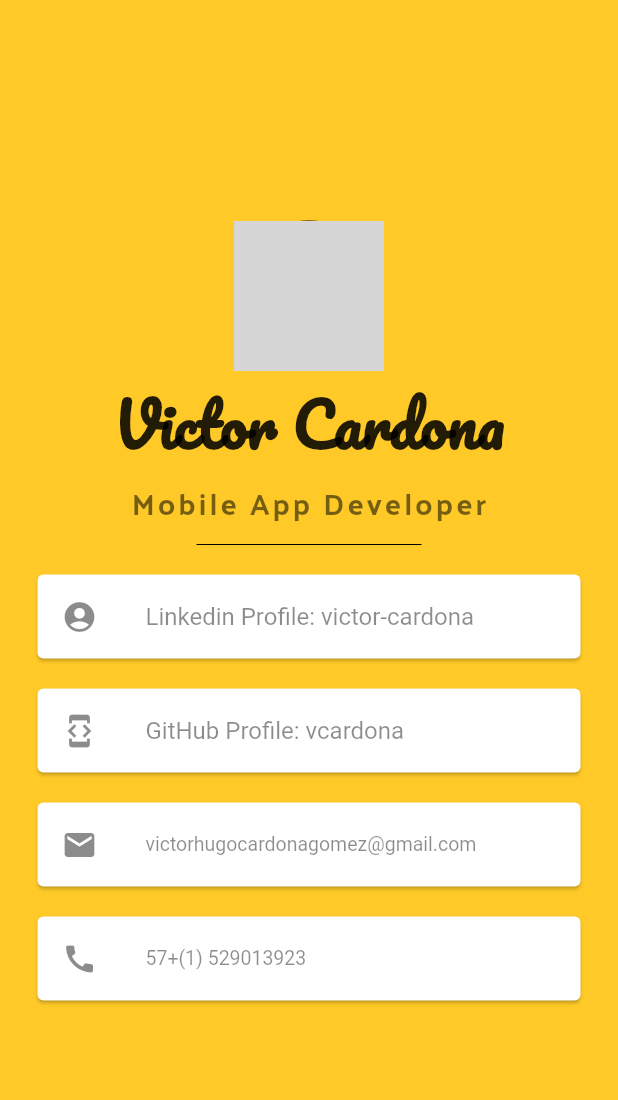
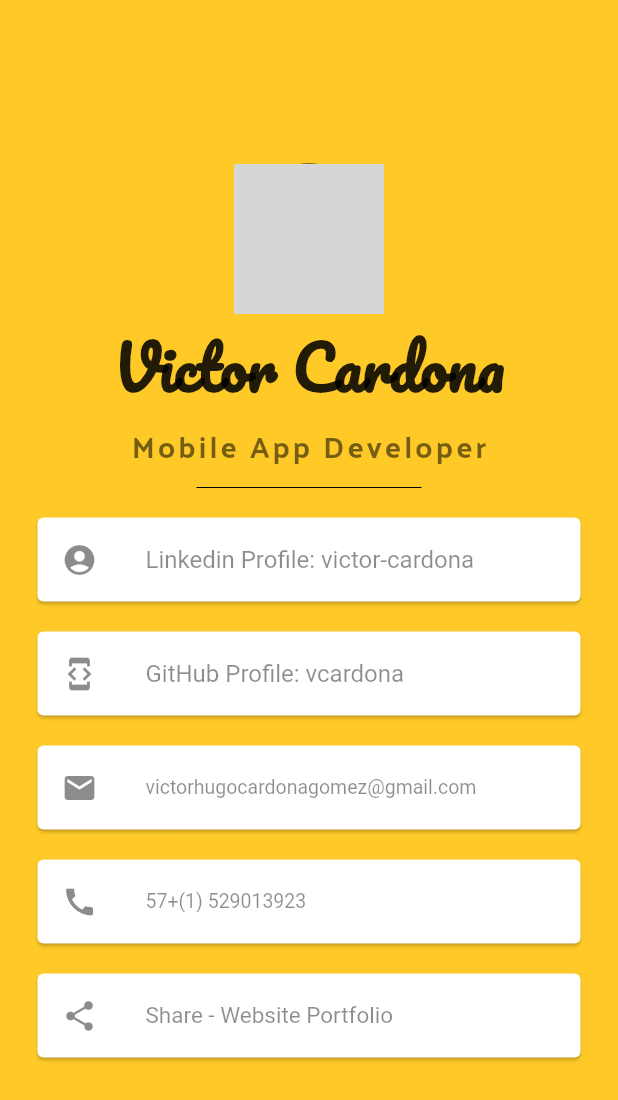
Before and after one commit to vcardona/MyCard, a Flutter app: the screen it shows after launch, on a phone screen of 412 x 824 dp. Shown: the top 1100 px of the screen. Run offline on Flutter 3.47's test engine with Material 2 defaults, Android fonts, the phone set to English and light mode, and no system bars; our stand-ins replace share; network calls fail; grey boxes are pictures that could not be loaded.

Commit message:
Add share option

```diff
--- a/lib/main.dart
+++ b/lib/main.dart
@@ -1,6 +1,6 @@
 import 'package:flutter/material.dart';
 import 'package:url_launcher/url_launcher.dart';
-import 'dart:io';
+import 'package:share/share.dart';
 
 void main() {
   runApp(MyApp());
@@ -127,6 +127,27 @@ class MyApp extends StatelessWidget {
                   ),
                 ),
               ),
+              InkWell(
+                onTap: () {
+                  print("Se presiono el boton");
+                  Share.share('check out my website https://example.com');
+                  // _makeCall();
+                },
+                child: Card(
+                  color: Colors.white,
+                  margin:
+                      EdgeInsets.symmetric(vertical: 10.0, horizontal: 25.0),
+                  child: ListTile(
+                    leading: Icon(
+                      Icons.share,
+                    ),
+                    title: Text(
+                      'Share - Website Portfolio ',
+                      style: TextStyle(color: Colors.black45, fontSize: 15.0),
+                    ),
+                  ),
+                ),
+              ),
             ], // Widget
           ), //Column
         ), //SafeArea
--- a/pubspec.yaml
+++ b/pubspec.yaml
@@ -17,10 +17,13 @@ dependencies:
     sdk: flutter
 
 
+
   # The following adds the Cupertino Icons font to your application.
   # Use with the CupertinoIcons class for iOS style icons.
   cupertino_icons: ^0.1.2
   url_launcher: ^4.0.3
+  share: ^0.6.1+1
+
 
 dev_dependencies:
   flutter_test:
```
Also changed, not shown: 8 other files.
